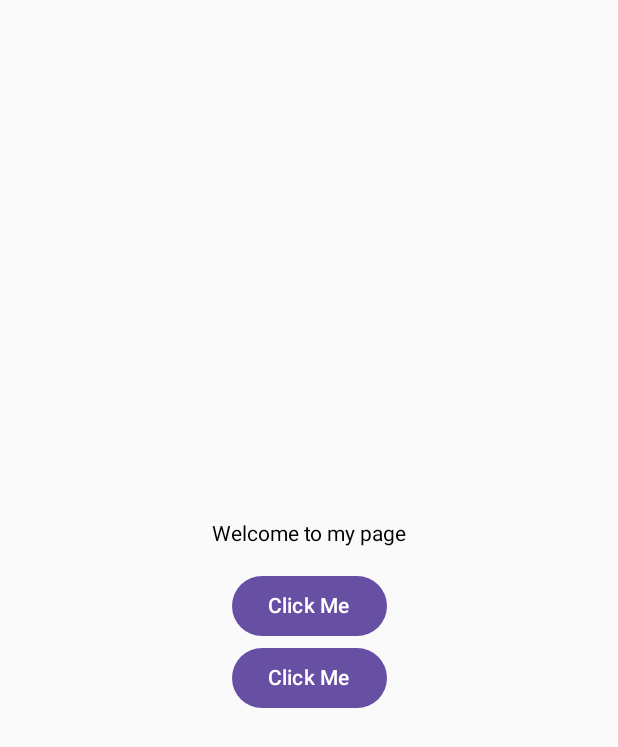
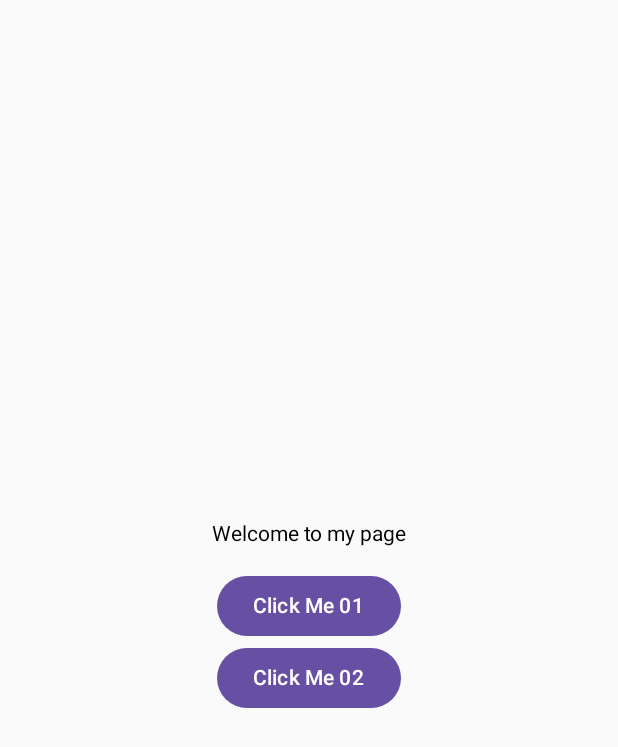
Before and after one commit to yuvictor16410/MVVMDemo001, an Android app built with Jetpack Compose: the screen it shows after launch (MainActivity), on a phone screen of 412 x 824 dp. Shown: the top 747 px of the screen. Run offline under Robolectric (Android 15) with nearby library versions, the phone set to English and light mode, and no system bars.

Commit message:
This is fourth upload

```diff
--- a/app/src/main/java/com/example/mvvmdemo001/Screen.kt
+++ b/app/src/main/java/com/example/mvvmdemo001/Screen.kt
@@ -23,12 +23,12 @@ fun Screen(binding: ScreenViewBinding){
     ){
         Text(text = binding.title)
         Spacer(modifier = Modifier.height(16.dp))
-        Button(onClick = binding.onClick) {
-            Text(text = binding.buttonText)
+        Button(onClick = binding.buttonState01.onClick) {
+            Text(text = binding.buttonState01.text)
         }
 
-        Button(onClick = binding.onClick02) {
-            Text(text = binding.buttonText02)
+        Button(onClick = binding.buttonState02.onClick) {
+            Text(text = binding.buttonState02.text)
         }
     }
 }
@@ -39,10 +39,17 @@ fun ScreenPreview(){
     Screen(
         binding = ScreenViewBinding(
             title = "Welcome to my page",
-            onClick = {},
-            buttonText = "Click Me",
-            onClick02 =  {},
-            buttonText02 = "Click Me",
+
+            buttonState01 = ScreenViewBinding.ButtonState(
+                text = "Clicked",
+                onClick = {}
+            ),
+
+            buttonState02 = ScreenViewBinding.ButtonState(
+                text = "Clicked",
+                onClick = {}
+            ),
+
         )
     )
 }
--- a/app/src/main/java/com/example/mvvmdemo001/ScreenViewBinding.kt
+++ b/app/src/main/java/com/example/mvvmdemo001/ScreenViewBinding.kt
@@ -1,10 +1,15 @@
 package com.example.mvvmdemo001
+
+import android.widget.Button
 
 //Model -> data of the view
 data class ScreenViewBinding(
     val title: String,
-    val onClick: ()-> Unit,
-    val buttonText: String,
-    val onClick02: ()-> Unit,
-    val buttonText02: String
-)
+    val buttonState01: ButtonState,
+    val buttonState02: ButtonState
+){
+    data class ButtonState(
+        val text: String,
+        val onClick: () -> Unit
+    )
+}
--- a/app/src/main/java/com/example/mvvmdemo001/ScreenViewModel.kt
+++ b/app/src/main/java/com/example/mvvmdemo001/ScreenViewModel.kt
@@ -12,10 +12,16 @@ class ScreenViewModel : ViewModel() {
     private var _binding by mutableStateOf( // use mutableStateOf to update data
         ScreenViewBinding(
             title = "Welcome to my page",
-            onClick = ::onClick,
-            buttonText = "Click Me",
-            onClick02 = ::onClick02,
-            buttonText02 = "Click Me"
+
+            buttonState01 = ScreenViewBinding.ButtonState(
+                text = "Click Me 01",
+                onClick = ::onClick
+            ),
+
+            buttonState02 = ScreenViewBinding.ButtonState(
+                text = "Click Me 02",
+                onClick = ::onClick02
+            )
         )
     )
 
@@ -31,8 +37,15 @@ class ScreenViewModel : ViewModel() {
 
     private fun onClick02(){
         _binding = _binding.copy(
-            buttonText = "Clicked",
-            buttonText02 = "Clicked"
+
+            buttonState01 = _binding.buttonState01.copy(
+                text = "Clicked 01",
+            ),
+
+            buttonState02 = _binding.buttonState02.copy(
+                text = "Clicked 02",
+            ),
+
         )
     }
 
```
